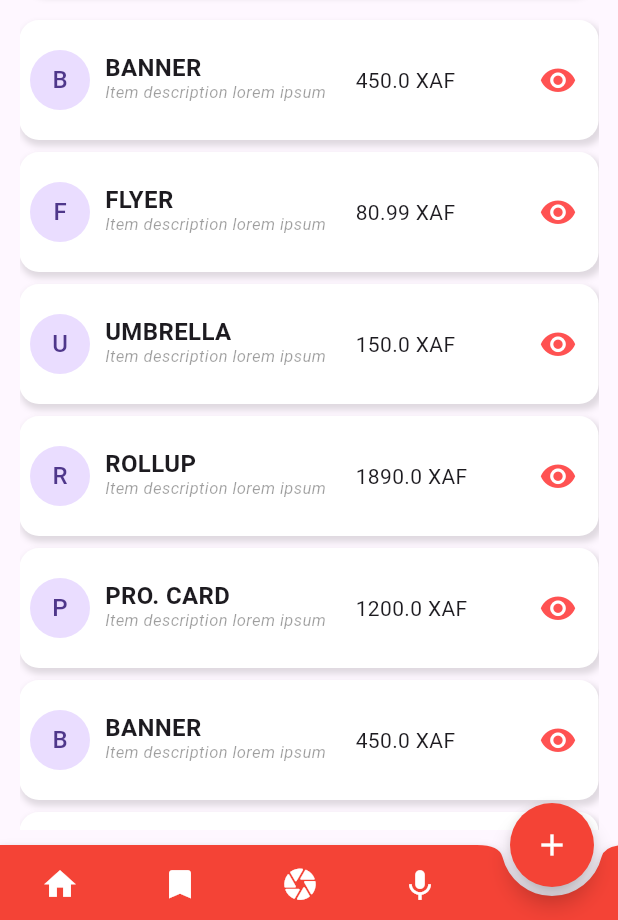
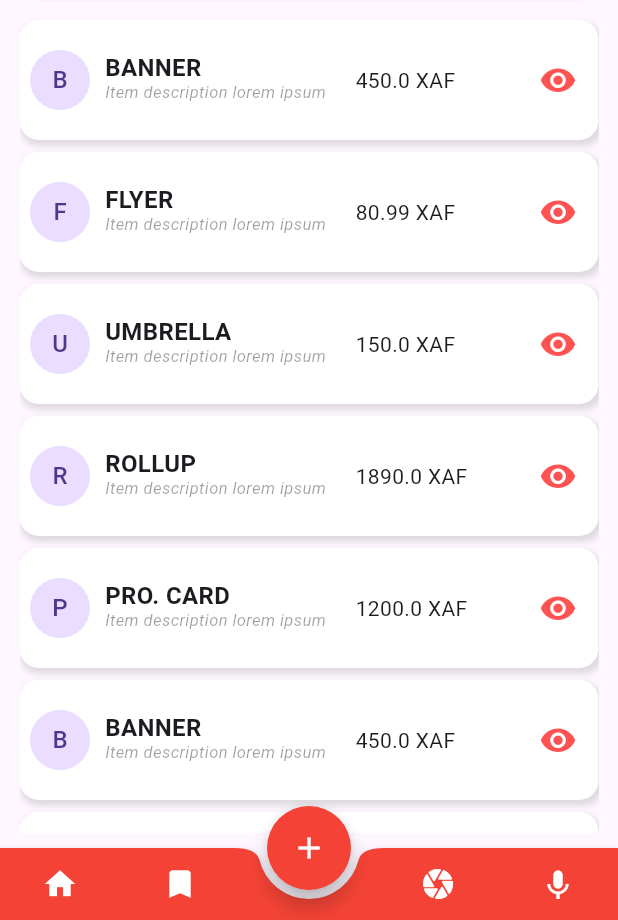
Before and after one commit to chacenb/flutter_learning, a Flutter app: the screen it shows after launch, on a phone screen of 412 x 824 dp, the part 316-1236 px from its top. Run offline on Flutter 3.47's test engine with Material 3 defaults, Android fonts, the phone set to English and light mode, and no system bars; our stand-ins replace font_awesome_flutter; missing offline and left inert: flutter_libserialport, libserialport, serial_port_win32.

Commit message:
... | Navigation drawer | Navigation drawer  && bottomNavigationBar ...

```diff
--- a/lib/screens/home.dart
+++ b/lib/screens/home.dart
@@ -476,7 +476,7 @@ class _HomeState extends State<Home> {
   // }
 
   /* ************************************************************************************* */
-  /* Navigation drawer  && bottomNavigationBar */
+  /* Navigation drawer  && bottomNavigationBar VID 2.11 */
   /* ************************************************************************************* */
   Widget build(BuildContext context) {
     @override
@@ -512,7 +512,7 @@ class _HomeState extends State<Home> {
         width: 233.0,
         child: NavigationMenu(),
       ),
-      floatingActionButtonLocation: FloatingActionButtonLocation.endDocked,
+      floatingActionButtonLocation: FloatingActionButtonLocation.centerDocked,
       floatingActionButton: FloatingActionButton(
         backgroundColor: Colors.red,
         foregroundColor: Colors.white,
@@ -525,46 +525,47 @@ class _HomeState extends State<Home> {
       bottomNavigationBar: BottomAppBar(
         notchMargin: 6.0,
         padding: EdgeInsets.symmetric(vertical: 0.1),
-        height: 50.0,
+        height: 48.0,
         color: Colors.red,
         shadowColor: Colors.black,
         shape: CircularNotchedRectangle(),
         // OR AutomaticNotchedShape(RoundedRectangleBorder(), CircleBorder()),
         child: Row(
           mainAxisAlignment: MainAxisAlignment.spaceAround,
-          crossAxisAlignment: CrossAxisAlignment.end,
+          crossAxisAlignment: CrossAxisAlignment.center,
           children: [
             IconButton(
               onPressed: () {},
               style: const ButtonStyle(
                 foregroundColor: MaterialStatePropertyAll(Colors.white),
               ),
-              icon: Icon(Icons.home, size: 25.0),
-              // child: Icon(Icons.bookmark, size: 25.0),
+              icon: Icon(Icons.home),
+              // child: Icon(Icons.bookmark),
             ),
             IconButton(
               onPressed: () {},
               style: const ButtonStyle(
                 foregroundColor: MaterialStatePropertyAll(Colors.white),
               ),
-              icon: Icon(Icons.bookmark, size: 25.0),
+              icon: Icon(Icons.bookmark),
               // child: Icon(Icons.bookmark, size: 25.0),
+            ),
+            Padding(padding: EdgeInsets.all(30.0)),
+            IconButton(
+              onPressed: () {},
+              style: const ButtonStyle(
+                foregroundColor: MaterialStatePropertyAll(Colors.white),
+              ),
+              icon: Icon(Icons.camera_rounded),
+              // child: Icon(Icons.bookmark),
             ),
             IconButton(
               onPressed: () {},
               style: const ButtonStyle(
                 foregroundColor: MaterialStatePropertyAll(Colors.white),
               ),
-              icon: Icon(Icons.camera_rounded, size: 25.0),
-              // child: Icon(Icons.bookmark, size: 25.0),
-            ),
-            IconButton(
-              onPressed: () {},
-              style: const ButtonStyle(
-                foregroundColor: MaterialStatePropertyAll(Colors.white),
-              ),
-              icon: Icon(Icons.keyboard_voice_sharp, size: 25.0),
-              // child: Icon(Icons.bookmark, size: 25.0),
+              icon: Icon(Icons.keyboard_voice_sharp),
+              // child: Icon(Icons.bookmark),
             ),
 
             // Container(
@@ -612,7 +613,6 @@ class _HomeState extends State<Home> {
             //     )
             //   ],
             // ),
-            Padding(padding: EdgeInsets.all(30.0))
           ],
         ),
       ),
```
